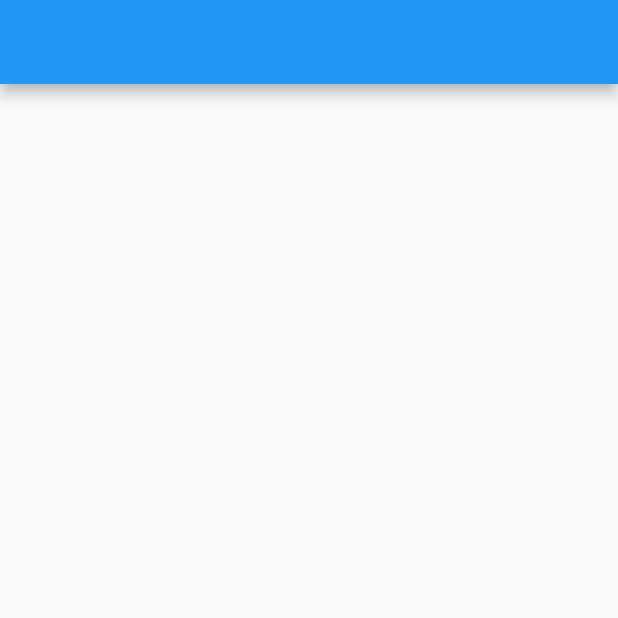
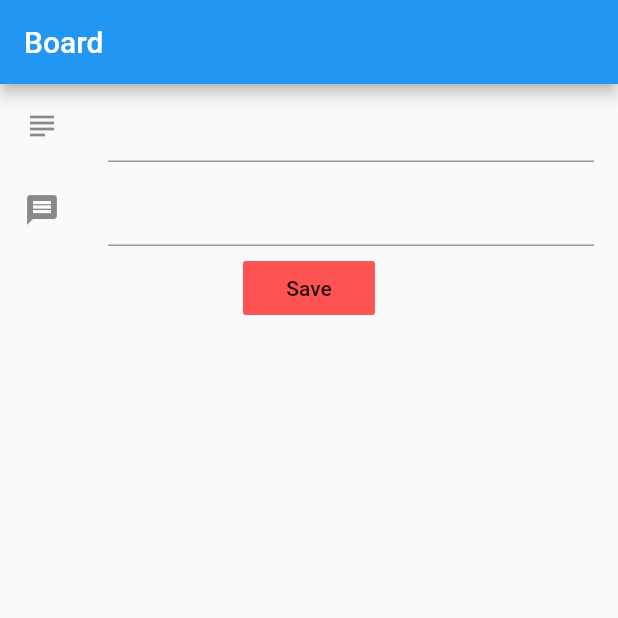
Before and after one commit to FabianVarela/post_board, a Flutter app: the screen it shows after launch, on a phone screen of 412 x 824 dp, the top half of it. Run offline on Flutter 3.47's test engine with Material 2 defaults, Android fonts, the phone set to English and light mode, and no system bars; drawn by our look-alikes of firebase_database.

```diff
--- a/lib/firebase_database/firebase_helper.dart
+++ /dev/null
@@ -1,24 +0,0 @@
-import 'package:firebase_database/firebase_database.dart';
-
-class FirebaseHelper {
-
-  FirebaseDatabase database;
-
-  FirebaseHelper() {
-    database = FirebaseDatabase.instance;
-  }
-
-  void sendData() {
-    database.reference().child("test").set({
-      "firstName": "Fabian",
-      "lastName": "Varela"
-    });
-  }
-
-  void getData() {
-    database.reference().child("test").once().then((DataSnapshot snapshot) {
-      Map<dynamic, dynamic> map = snapshot.value;
-      print("Data: ${map.values}");
-    });
-  }
-}
--- a/lib/main.dart
+++ b/lib/main.dart
@@ -1,5 +1,6 @@
+import 'package:firebase_database/firebase_database.dart';
+import 'package:firebase_database/ui/firebase_animated_list.dart';
 import 'package:flutter/material.dart';
-import 'package:post_board/firebase_database/firebase_helper.dart';
 import 'package:post_board/model/post.dart';
 
 void main() => runApp(MyApp());
@@ -25,38 +26,108 @@ class _MyHomePageState extends State<MyHomePage> {
   List<Post> postMessages = List();
   Post post;
 
-  final FirebaseHelper helper = FirebaseHelper();
+  final FirebaseDatabase database = FirebaseDatabase.instance;
   final GlobalKey<FormState> formKey = GlobalKey<FormState>();
+
+  DatabaseReference databaseReference;
 
   @override
   void initState() {
     super.initState();
 
     post = Post("", "");
+    databaseReference = database.reference().child("post_board");
+    databaseReference.onChildAdded.listen(_onEntryAdded);
+    databaseReference.onChildChanged.listen(_onEntryChanged);
   }
-
-  /*
-  void _incrementCounter() {
-    var firebaseHelper = FirebaseHelper();
-    firebaseHelper.sendData();
-
-    setState(() {
-      firebaseHelper.getData();
-    });
-  }
-  */
 
   @override
   Widget build(BuildContext context) {
     return Scaffold(
-        appBar: AppBar(
-          title: Text(""),
-        ),
-        body: Center(
-          child: Column(
-            mainAxisAlignment: MainAxisAlignment.center,
-            children: <Widget>[],
+      appBar: AppBar(
+        title: Text("Board"),
+      ),
+      body: Column(
+        children: <Widget>[
+          Flexible(
+            flex: 0,
+            child: Center(
+              child: Form(
+                key: formKey,
+                child: Flex(
+                  direction: Axis.vertical,
+                  children: <Widget>[
+                    ListTile(
+                        leading: Icon(Icons.subject),
+                        title: TextFormField(
+                            initialValue: "",
+                            onSaved: (value) => post.subject = value,
+                            validator: (value) => value == "" ? value : null)),
+                    ListTile(
+                        leading: Icon(Icons.message),
+                        title: TextFormField(
+                            initialValue: "",
+                            onSaved: (value) => post.body = value,
+                            validator: (value) => value == "" ? value : null)),
+                    FlatButton(
+                      child: Text("Save"),
+                      color: Colors.redAccent,
+                      onPressed: () {
+                        _submitPostForm();
+                      },
+                    )
+                  ],
+                ),
+              ),
+            ),
           ),
-        ));
+          Padding(padding: EdgeInsets.only(top: 10, bottom: 10)),
+          Flexible(
+            child: FirebaseAnimatedList(
+                query: databaseReference,
+                itemBuilder: (_, DataSnapshot snapshot,
+                    Animation<double> animation, int index) {
+                  return Card(
+                    child: ListTile(
+                      leading: CircleAvatar(
+                        backgroundColor: Colors.red,
+                      ),
+                      title: Text(postMessages[index].subject),
+                      subtitle: Text(postMessages[index].body),
+                    ),
+                  );
+                }),
+          )
+        ],
+      ),
+    );
+  }
+
+  void _onEntryAdded(Event event) {
+    setState(() {
+      postMessages.add(Post.fromSnapshot(event.snapshot));
+    });
+  }
+
+  void _submitPostForm() {
+    final FormState state = formKey.currentState;
+
+    if (state.validate()) {
+      state.save();
+      state.reset();
+
+      databaseReference.push().set(post.toJson());
+    }
+  }
+
+  void _onEntryChanged(Event event) {
+    var oldData = postMessages.singleWhere((entry) {
+      return entry.key == event.snapshot.key;
+    });
+
+    setState(() {
+      postMessages[postMessages.indexOf(oldData)] =
+          Post.fromSnapshot(event.snapshot);
+    });
   }
 }
```
